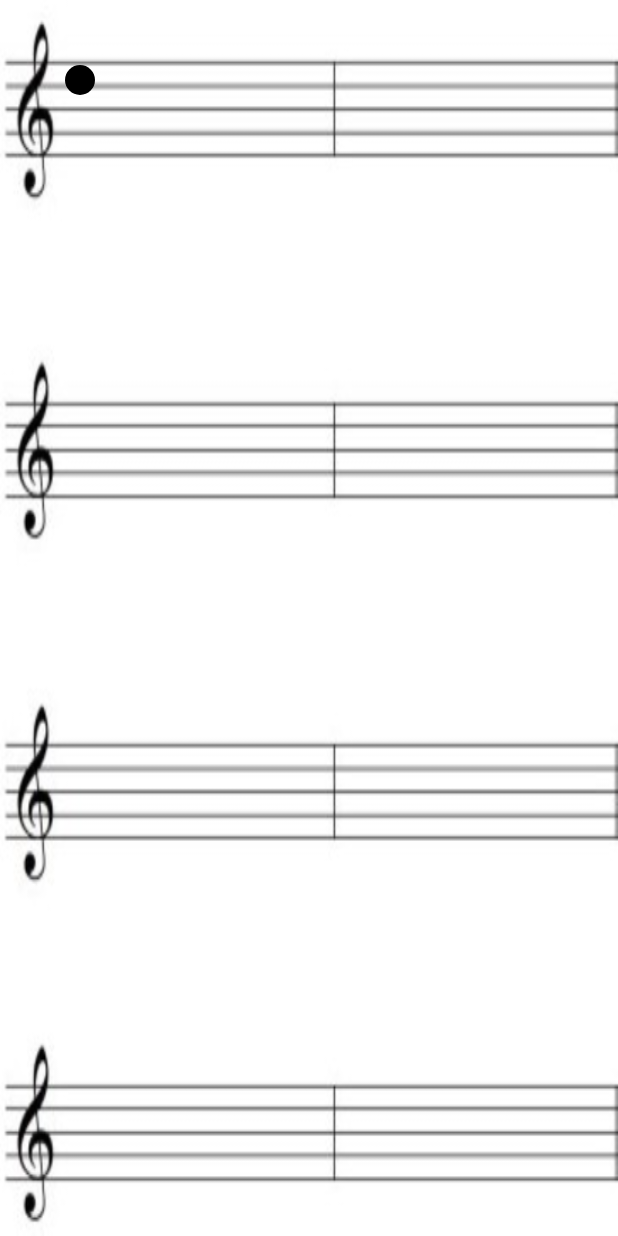
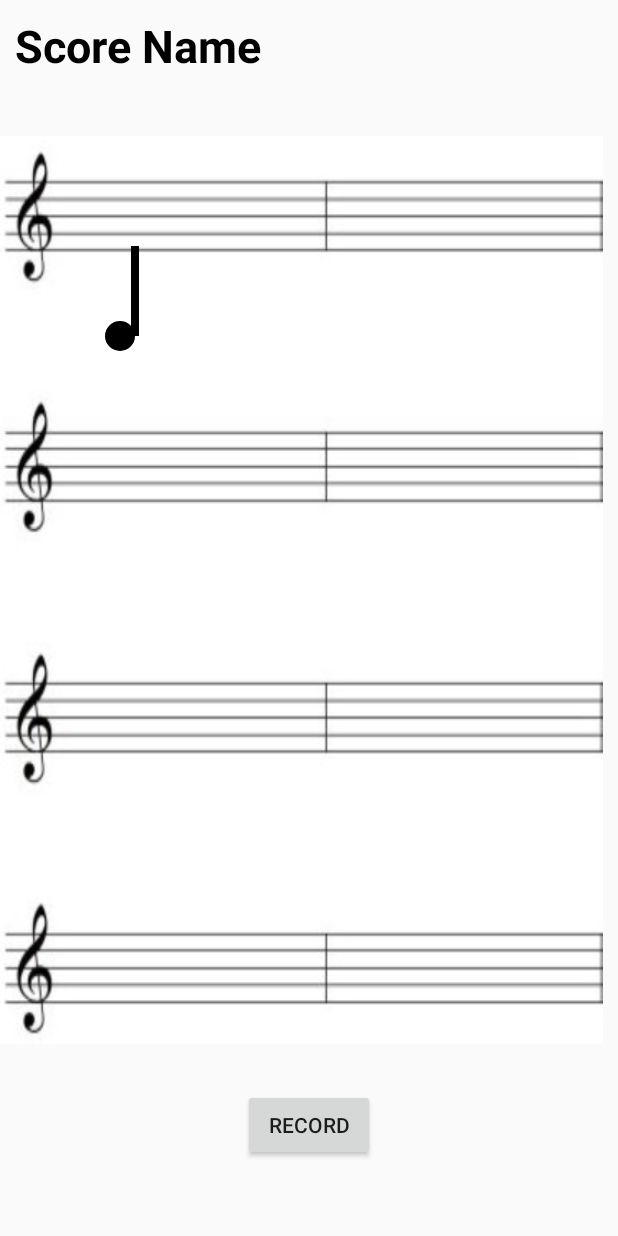
Before and after one commit to dr0oo/ITM_Mobile_Programming, an Android app: the screen it shows after launch (Score), on a phone screen of 412 x 824 dp. Run offline under Robolectric (Android 15) with nearby library versions, the phone set to English and light mode, and no system bars.

Commit message:
draw quarter note tail: - quarter note has left/right tail - checkLine(): application checks if it needs left or right tail - rightLine(): draw right sided tail - leftLine(): draw left sided tail

```diff
--- a/app/src/main/java/com/example/itm_term_project/Score.kt
+++ b/app/src/main/java/com/example/itm_term_project/Score.kt
@@ -7,16 +7,19 @@ import android.graphics.Color
 import android.graphics.Paint
 import android.os.Bundle
 import android.view.View
+import android.widget.FrameLayout
 import androidx.appcompat.app.AppCompatActivity
 
 class Score: AppCompatActivity()  {
 
     override fun onCreate(savedInstanceState: Bundle?) {
         super.onCreate(savedInstanceState)
-//        setContentView(R.layout.score)
+        setContentView(R.layout.score)
+
+        val fl : FrameLayout = findViewById(R.id.score_page)
 
         val quarter_note = MyQuarterNote(this)
-        setContentView(quarter_note)
+        fl.addView(quarter_note)
 
     }
 
@@ -24,19 +27,49 @@ class Score: AppCompatActivity()  {
         var paint = Paint()
         var circleX: Float = 0f
         var circleY: Float = 0f
+        var lineX: Float = 0f
+        var lineY: Float = 0f
         var circleRadius = 15f
 
         override fun onDraw(canvas: Canvas){
             paint.setColor(Color.BLACK)
+            paint.setStrokeWidth(8f)
 
-//            setBackgroundColor(Color.YELLOW)
             setBackgroundResource(R.drawable.score_background_test)
 
+            circleX = 120f
+            circleY = 200f
 
-            circleX = 80f
-            circleY = 80f
             canvas.drawCircle(circleX, circleY, circleRadius, paint)
+            if(checkLine(circleY).equals("left")){
+                leftLine(canvas, circleX, circleY)
+            }else{
+                rightLine(canvas, circleX, circleY)
+            }
+        }
 
+        //선을 왼쪽에 그릴건지 오른쪽에 그릴건지 리턴해줌
+        //나중에 이거는 음표 클래스에 옮겨도 될듯
+        fun checkLine(y: Float): String{
+            var where=""
+            when(y){
+                in 0f..155f -> where = "left"
+                in 156f..410f -> where = "right"
+                else -> where="I don't know"
+            }
+            return where
+        }
+
+        fun rightLine(canvas: Canvas, circleX: Float, circleY: Float){
+            lineX = circleX+15f
+            lineY = circleY
+            canvas.drawLine(lineX, lineY, lineX, lineY-90, paint)
+        }
+
+        fun leftLine(canvas: Canvas, circleX: Float, circleY: Float){
+            lineX = circleX-15f
+            lineY = circleY
+            canvas.drawLine(lineX, lineY, lineX, lineY+90, paint)
         }
     }
 }
--- a/app/src/main/res/layout/score.xml
+++ b/app/src/main/res/layout/score.xml
@@ -11,5 +11,26 @@
         android:layout_height="wrap_content"
         android:text="Score Name" />
 
+    <FrameLayout
+        android:layout_width="match_parent"
+        android:layout_height="match_parent"
+        android:layout_below="@id/score_name"
+        android:layout_above="@id/recording_button"
+        android:layout_marginRight="10dp"
+        android:layout_marginTop = "30dp"
+        android:layout_marginBottom="30dp"
+        android:id="@+id/score_page">
+
+    </FrameLayout>
+
+    <Button
+        android:id="@+id/recording_button"
+        android:layout_width="wrap_content"
+        android:layout_height="wrap_content"
+        android:layout_alignParentBottom="true"
+        android:layout_centerHorizontal="true"
+        android:layout_gravity="center"
+        android:layout_marginBottom="50dp"
+        android:text="record" />
 
 </RelativeLayout>
```
Also changed, not shown: app/src/main/java/com/example/itm_term_project/Score_Fail_with_FrameLayout.kt (deleted, +0 -35 lines), app/src/main/res/layout/score_fail_with_framelayout.xml (deleted, +0 -27 lines).
